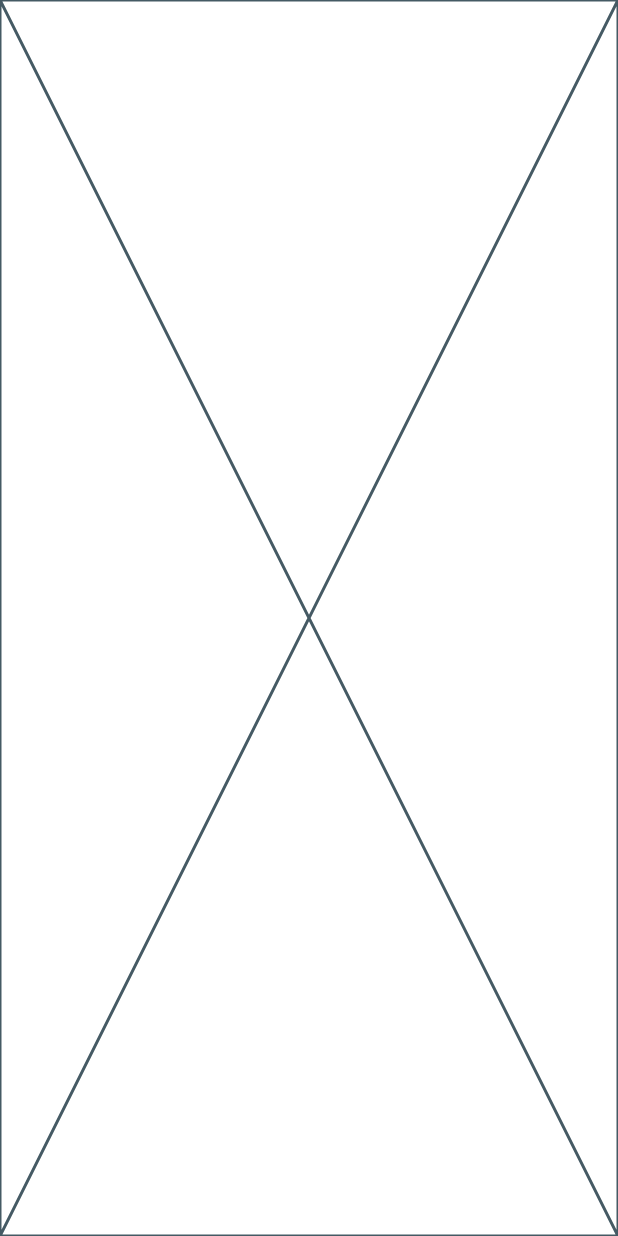
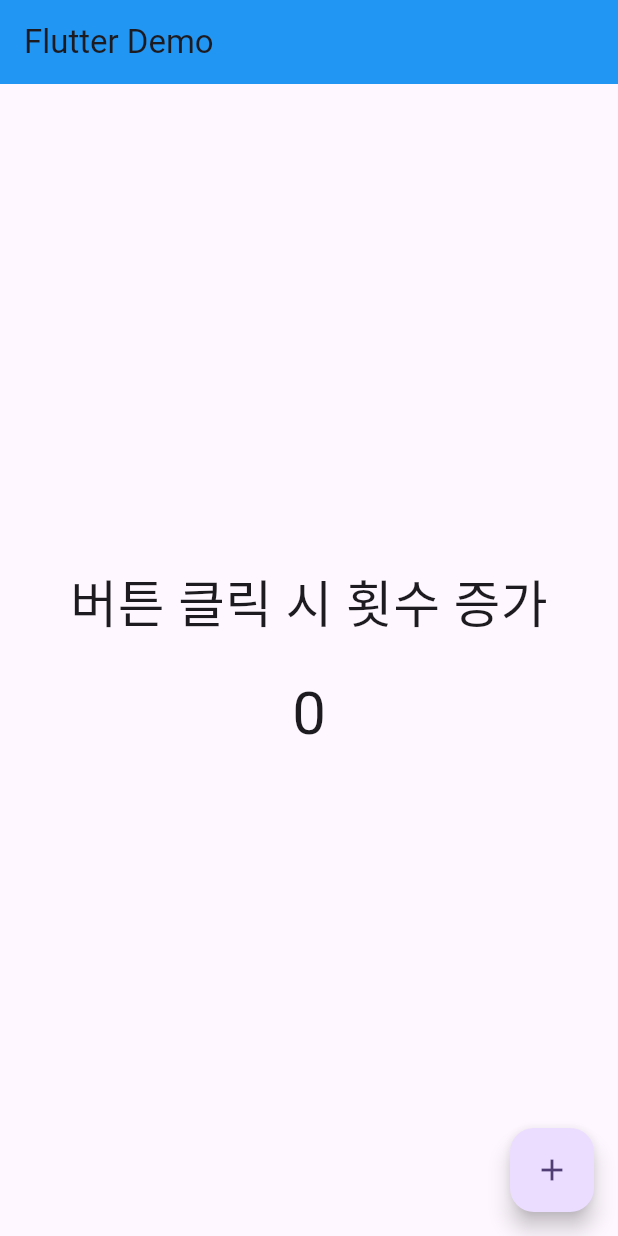
Before and after one commit to RedNoti/mobile_web_pro_flutterproject2025, a Flutter app: the screen it shows after launch, on a phone screen of 412 x 824 dp. Run offline on Flutter 3.47's test engine with Material 3 defaults, Android fonts, the phone set to English and light mode, and no system bars.

Commit message:
3월 27일 코드

```diff
--- a/lib/presentation/Home/home_screen.dart
+++ b/lib/presentation/Home/home_screen.dart
@@ -1,10 +1,49 @@
 import 'package:flutter/material.dart';
 
-class HomeScreen extends StatelessWidget {
+class HomeScreen extends StatefulWidget {
   const HomeScreen({super.key});
 
   @override
+  State<HomeScreen> createState() => _HomeScreenState();
+}
+
+class _HomeScreenState extends State<HomeScreen> {
+  int _count = 0; // 클릭 횟수 저장 변수
+
+  void_handleIncreaseCount() {
+    setState(() {
+      _count++;
+    });
+  }
+
+  @override
   Widget build(BuildContext context) {
-    return const Placeholder();
+    return Scaffold(
+      appBar: AppBar(backgroundColor: Colors.blue, title: Text('Flutter Demo')),
+      floatingActionButton: FloatingActionButton(
+        onPressed: () {
+          void_handleIncreaseCount();
+        }, // 버튼 클릭 시 호출
+        child: Icon(Icons.add),
+      ),
+      body: SafeArea(
+        child: Center(
+          child: SizedBox(
+            width: double.infinity,
+            child: Column(
+              mainAxisAlignment: MainAxisAlignment.center, // 중앙 정렬
+              children: [
+                Text('버튼 클릭 시 횟수 증가', style: TextStyle(fontSize: 34)),
+                SizedBox(height: 20), // 텍스트 간격 추가
+                Text(
+                  '$_count', // 현재 클릭 횟수를 표시
+                  style: TextStyle(fontSize: 40),
+                ),
+              ],
+            ),
+          ),
+        ),
+      ),
+    );
   }
 }
```
Also changed, not shown: package-lock.json (added).
